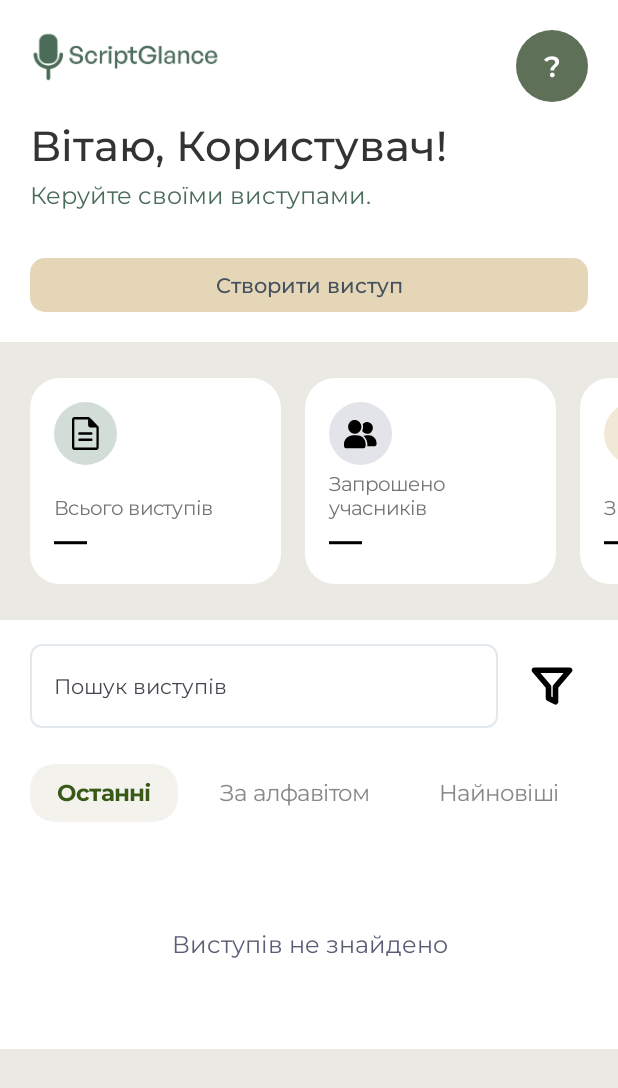
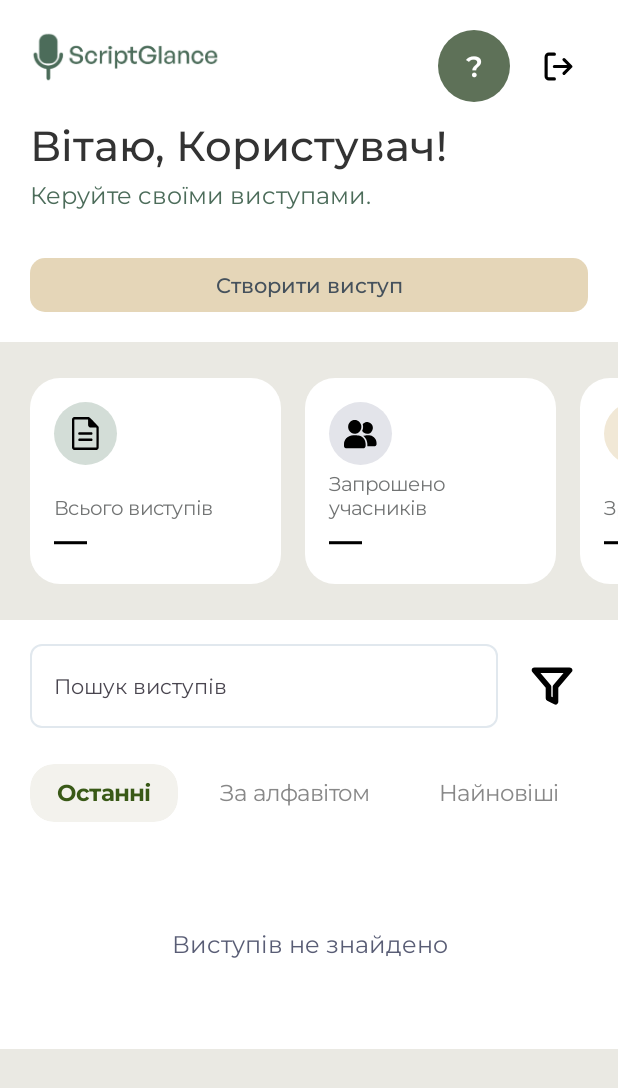
Before and after one commit to ScriptGlance/android, an Android app built with Jetpack Compose: the dashboard screen opened through its navigation route, on a phone screen of 412 x 824 dp. Shown: the top 1088 px of the screen. Run offline under Robolectric (Android 15) with nearby library versions, the phone set to English and light mode, and no system bars; our stand-ins replace Dagger/Hilt's generated code; libraries missing offline, so code that uses them is left out: com.bumptech.glide.

Commit message:
feat: logout

```diff
--- a/app/src/main/java/com/scriptglance/ui/common/nav/MainNavGraph.kt
+++ b/app/src/main/java/com/scriptglance/ui/common/nav/MainNavGraph.kt
@@ -21,6 +21,11 @@ fun NavGraphBuilder.mainNavGraph(navController: NavHostController) {
                     navController.navigate(
                         MainRoutes.PresentationDetails.createRoute(it)
                     )
+                },
+                onLogout = {
+                    navController.navigate("auth") {
+                        popUpTo("main") { inclusive = true }
+                    }
                 }
             )
         }
--- a/app/src/main/java/com/scriptglance/ui/screen/presentation/userDashboard/UserDashboardScreen.kt
+++ b/app/src/main/java/com/scriptglance/ui/screen/presentation/userDashboard/UserDashboardScreen.kt
@@ -2,6 +2,7 @@ package com.scriptglance.ui.screen.presentation.userDashboard
 
 import androidx.compose.foundation.Image
 import androidx.compose.foundation.background
+import androidx.compose.foundation.border
 import androidx.compose.foundation.clickable
 import androidx.compose.foundation.horizontalScroll
 import androidx.compose.foundation.layout.Arrangement
@@ -57,8 +58,11 @@ import com.scriptglance.R
 import com.scriptglance.data.model.presentation.PresentationItem
 import com.scriptglance.ui.common.components.AppTextField
 import com.scriptglance.ui.common.components.BeigeButton
+import com.scriptglance.ui.common.components.GrayButton
+import com.scriptglance.ui.common.components.RedButton
 import com.scriptglance.ui.common.components.UserAvatar
 import com.scriptglance.ui.screen.profile.EditProfileDialog
+import com.scriptglance.ui.theme.Black
 import com.scriptglance.ui.theme.RedEA
 import com.scriptglance.ui.theme.White
 import com.scriptglance.ui.theme.WhiteEA
@@ -67,12 +71,13 @@ import kotlinx.coroutines.flow.collectLatest
 @Composable
 fun UserDashboardScreenRoot(
     onPresentationClick: (Int) -> Unit,
-    modifier: Modifier = Modifier
+    onLogout: () -> Unit,
 ) {
     val viewModel: UserDashboardViewModel = hiltViewModel()
     val state by viewModel.state.collectAsState()
     var filtersDialogVisible by remember { mutableStateOf(false) }
     var editProfileDialogVisible by remember { mutableStateOf(false) }
+    var logoutDialogVisible by remember { mutableStateOf(false) }
 
     LaunchedEffect(state.createdPresentationId) {
         state.createdPresentationId?.let {
@@ -85,9 +90,11 @@ fun UserDashboardScreenRoot(
     }
 
 
-    Box(modifier = modifier
+    Box(
+        modifier = Modifier
             .fillMaxSize()
-        .background(WhiteEA)) {
+            .background(WhiteEA)
+    ) {
         UserDashboardScreen(
             state = state,
             onPresentationClick = onPresentationClick,
@@ -97,6 +104,7 @@ fun UserDashboardScreenRoot(
             onSortChange = viewModel::onSortChange,
             onLoadMore = viewModel::loadMorePresentations,
             onCreatePresentation = viewModel::createPresentation,
+            onLogoutClick = { logoutDialogVisible = true },
         )
         if (filtersDialogVisible) {
             FiltersDialog(
@@ -119,6 +127,38 @@ fun UserDashboardScreenRoot(
                 }
             )
         }
+
+        if (logoutDialogVisible) {
+            AlertDialog(
+                onDismissRequest = { logoutDialogVisible = false },
+                text = {
+                    Text(
+                        stringResource(R.string.logout_confirm_message),
+                        fontWeight = FontWeight.Medium
+                    )
+                },
+                confirmButton = {
+                    RedButton(
+                        label = stringResource(R.string.logout),
+                        modifier = Modifier.fillMaxWidth(0.4f),
+                        onClick = {
+                            logoutDialogVisible = false
+                            viewModel.logout()
+                            onLogout()
+                        },
+                    )
+                },
+                dismissButton = {
+                    GrayButton(
+                        modifier = Modifier.fillMaxWidth(0.4f),
+                        label = stringResource(R.string.button_cancel),
+                        onClick = { logoutDialogVisible = false },
+                    )
+                },
+                containerColor = Color.White,
+                shape = RoundedCornerShape(20.dp)
+            )
+        }
     }
 }
 
@@ -132,6 +172,7 @@ fun UserDashboardScreen(
     onSearchQueryChange: (String) -> Unit,
     onSortChange: (PresentationSort) -> Unit,
     onLoadMore: () -> Unit,
+    onLogoutClick: () -> Unit,
     modifier: Modifier = Modifier
 ) {
     val listState = rememberLazyListState()
@@ -200,18 +241,38 @@ fun UserDashboardScreen(
                             .padding(top = 16.dp),
                     )
                 }
+
+                Row(
+                    modifier = Modifier
+                        .align(Alignment.TopEnd)
+                        .padding(top = 20.dp, end = 20.dp),
+                    verticalAlignment = Alignment.CenterVertically,
+                    horizontalArrangement = Arrangement.spacedBy(12.dp)
+                ) {
                     UserAvatar(
                         avatarUrl = state.userProfile?.avatar,
                         firstName = state.userProfile?.firstName,
                         lastName = state.userProfile?.lastName,
                         size = 48.dp,
+                        modifier = Modifier.clickable { onEditProfileClick() }
+                    )
+                    Box(
                         modifier = Modifier
-                        .align(Alignment.TopEnd)
-                        .padding(end = 20.dp, top = 20.dp)
-                        .clickable { onEditProfileClick() }
+                            .size(40.dp)
+                            .background(Color.White, CircleShape)
+                            .clickable(onClick = onLogoutClick),
+                        contentAlignment = Alignment.Center
+                    ) {
+                        Icon(
+                            painter = painterResource(id = R.drawable.ic_logout),
+                            contentDescription = stringResource(R.string.logout),
+                            modifier = Modifier.size(22.dp)
                         )
                     }
                 }
+            }
+        }
+
 
         item {
             Row(
@@ -244,7 +305,8 @@ fun UserDashboardScreen(
                     icon = R.drawable.ic_video,
                     bg = Color(0xFFF1E8D6),
                     label = stringResource(R.string.stat_recordings_made),
-                    value = state.stats?.recordingsMade?.toString() ?: stringResource(R.string.stat_default_value)
+                    value = state.stats?.recordingsMade?.toString()
+                        ?: stringResource(R.string.stat_default_value)
                 )
                 Spacer(Modifier.width(4.dp))
             }
@@ -630,7 +692,8 @@ fun PresentationListItem(
             ) {
                 val ownerFirstName = presentation.owner.firstName
                 val ownerLastName = presentation.owner.lastName
-                val ownerNameDisplay = listOfNotNull(ownerFirstName, ownerLastName).joinToString(" ").trim()
+                val ownerNameDisplay =
+                    listOfNotNull(ownerFirstName, ownerLastName).joinToString(" ").trim()
 
 
                 if (ownerNameDisplay.isNotEmpty()) {
--- /dev/null
+++ b/app/src/main/res/drawable/ic_logout.xml
@@ -0,0 +1,13 @@
+<vector xmlns:android="http://schemas.android.com/apk/res/android"
+    android:width="42dp"
+    android:height="42dp"
+    android:viewportWidth="42"
+    android:viewportHeight="42">
+  <path
+      android:pathData="M15.75,36.75H8.75C7.822,36.75 6.931,36.381 6.275,35.725C5.619,35.069 5.25,34.178 5.25,33.25V8.75C5.25,7.822 5.619,6.931 6.275,6.275C6.931,5.619 7.822,5.25 8.75,5.25H15.75M28,29.75L36.75,21M36.75,21L28,12.25M36.75,21H15.75"
+      android:strokeLineJoin="round"
+      android:strokeWidth="4"
+      android:fillColor="#00000000"
+      android:strokeColor="#1E1E1E"
+      android:strokeLineCap="round"/>
+</vector>
--- a/app/src/main/res/values/strings.xml
+++ b/app/src/main/res/values/strings.xml
@@ -159,5 +159,7 @@
     <string name="minutes_single">~%1$d %2$s</string>
     <string name="delete_participant_confirmation">Ви дійсно бажаєте видалити цього учасника?</string>
     <string name="delete_participant_title">Видалити учасника?</string>
+    <string name="logout">Вихід</string>
+    <string name="logout_confirm_message">Ви точно хочете вийти з акаунту?</string>
 
 </resources>
```
Also changed, not shown: app/src/main/java/com/scriptglance/ui/screen/presentation/userDashboard/UserDashboardViewModel.kt (+7 -0 lines). Lines whose indentation alone changed are shown as unchanged.
